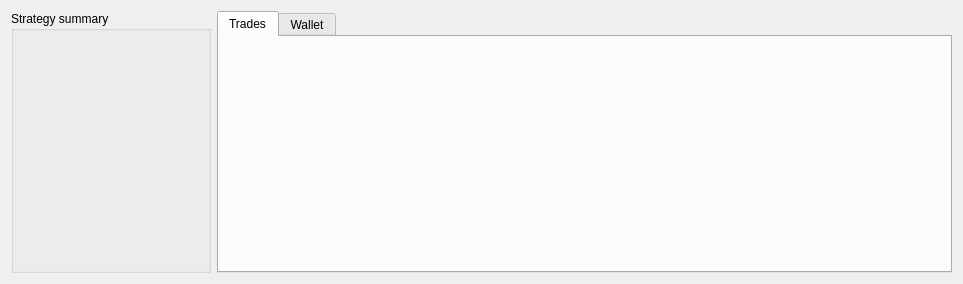
Qt form ui/strategyResults.ui (Skinok/backtrader-pyqt-ui) before a commit.
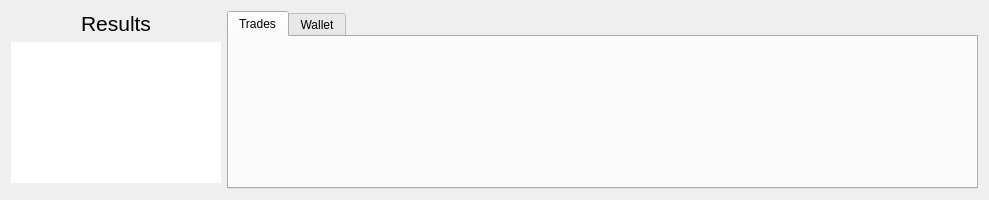
The same form after that commit.

Commit message: Rework on Strategy UI + fix minor bugs

The edit to the form file:
```diff
--- a/ui/strategyResults.ui
+++ b/ui/strategyResults.ui
@@ -6,42 +6,21 @@
    <rect>
     <x>0</x>
     <y>0</y>
-    <width>963</width>
-    <height>284</height>
+    <width>989</width>
+    <height>200</height>
    </rect>
   </property>
+  <property name="minimumSize">
+   <size>
+    <width>0</width>
+    <height>200</height>
+   </size>
+  </property>
   <property name="windowTitle">
    <string>Form</string>
   </property>
-  <layout class="QGridLayout" name="gridLayout">
-   <item row="0" column="0">
-    <widget class="QGroupBox" name="SummaryGB">
-     <property name="minimumSize">
-      <size>
-       <width>200</width>
-       <height>0</height>
-      </size>
-     </property>
-     <property name="maximumSize">
-      <size>
-       <width>250</width>
-       <height>16777215</height>
-      </size>
-     </property>
-     <property name="styleSheet">
-      <string notr="true"/>
-     </property>
-     <property name="title">
-      <string>Strategy summary</string>
-     </property>
-     <layout class="QGridLayout" name="gridLayout_4">
-      <item row="0" column="0">
-       <layout class="QGridLayout" name="gridLayout_2"/>
-      </item>
-     </layout>
-    </widget>
-   </item>
-   <item row="0" column="1">
+  <layout class="QGridLayout" name="gridLayout_4">
+   <item row="0" column="1" rowspan="3">
     <widget class="QTabWidget" name="ResultsTabWidget">
      <property name="currentIndex">
       <number>0</number>
@@ -68,6 +47,54 @@
      </widget>
     </widget>
    </item>
+   <item row="0" column="0">
+    <widget class="QLabel" name="label_4">
+     <property name="sizePolicy">
+      <sizepolicy hsizetype="Preferred" vsizetype="Maximum">
+       <horstretch>0</horstretch>
+       <verstretch>0</verstretch>
+      </sizepolicy>
+     </property>
+     <property name="font">
+      <font>
+       <pointsize>16</pointsize>
+      </font>
+     </property>
+     <property name="text">
+      <string>Results</string>
+     </property>
+     <property name="alignment">
+      <set>Qt::AlignCenter</set>
+     </property>
+    </widget>
+   </item>
+   <item row="1" column="0">
+    <widget class="QTableWidget" name="summaryTableWidget">
+     <property name="minimumSize">
+      <size>
+       <width>100</width>
+       <height>0</height>
+      </size>
+     </property>
+     <property name="maximumSize">
+      <size>
+       <width>210</width>
+       <height>16777215</height>
+      </size>
+     </property>
+     <property name="font">
+      <font>
+       <kerning>true</kerning>
+      </font>
+     </property>
+     <property name="styleSheet">
+      <string notr="true">border:0</string>
+     </property>
+     <property name="showGrid">
+      <bool>true</bool>
+     </property>
+    </widget>
+   </item>
   </layout>
  </widget>
  <resources/>
```
The commit also changes 9 other files.
